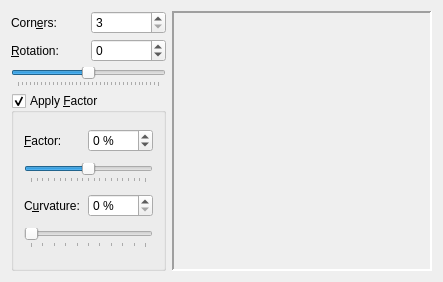
Before: the Qt Designer form scribus/ui/polygonwidgetbase.ui in scribusproject/scribus, drawn with Qt 5.
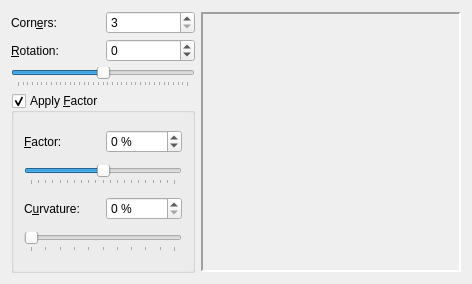
After: the same form once the commit is applied.

Commit message: Rename cryptic polyong widget variables

The edit to the form file:
```diff
--- a/scribus/ui/polygonwidgetbase.ui
+++ b/scribus/ui/polygonwidgetbase.ui
@@ -1,12 +1,12 @@
 <ui version="4.0" >
  <class>PolygonWidgetBase</class>
- <widget class="QWidget" name="PolygonWidgetBase" >
-  <property name="geometry" >
+ <widget class="QWidget" name="PolygonWidgetBase">
+  <property name="geometry">
    <rect>
     <x>0</x>
     <y>0</y>
-    <width>443</width>
-    <height>278</height>
+    <width>472</width>
+    <height>284</height>
    </rect>
   </property>
   <property name="sizePolicy" >
```
Left out of the diff: 177 changed lines with no effect on the pictures. The commit also changes 2 other files.
